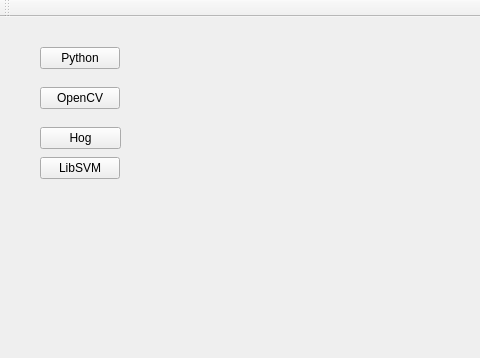
Old version of the form mainwindow.ui in the repository pepemxl/cvSVMvsLIBSVMvsPPSVM; both pictures show x 0 to 480 and y 0 to 358 of the 1155 by 684 pixel window.
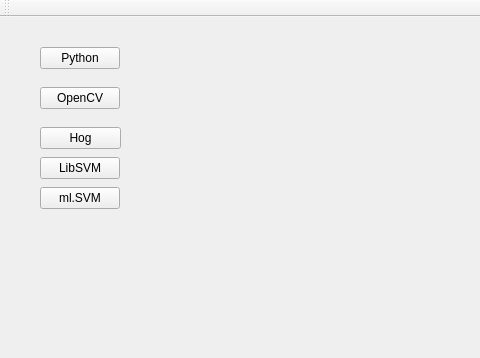
New version of the form.

Diff of the .ui file:
```diff
--- a/mainwindow.ui
+++ b/mainwindow.ui
@@ -97,6 +97,19 @@
      <string>LibSVM</string>
     </property>
    </widget>
+   <widget class="QPushButton" name="pushButton_5">
+    <property name="geometry">
+     <rect>
+      <x>40</x>
+      <y>170</y>
+      <width>80</width>
+      <height>22</height>
+     </rect>
+    </property>
+    <property name="text">
+     <string>ml.SVM</string>
+    </property>
+   </widget>
   </widget>
   <widget class="QMenuBar" name="menuBar">
    <property name="geometry">
```
